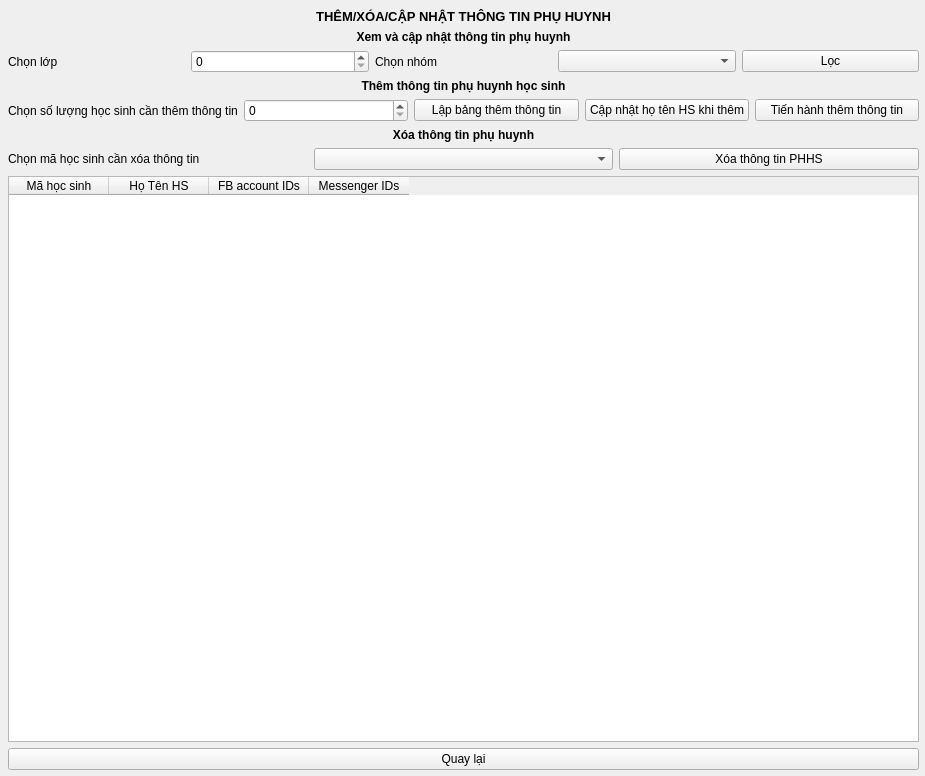
longpham6595/kvmanagement, file TranslateUiPyPackage/ui_ip/M71_txcninfophuhuynh.ui: the form before one commit.
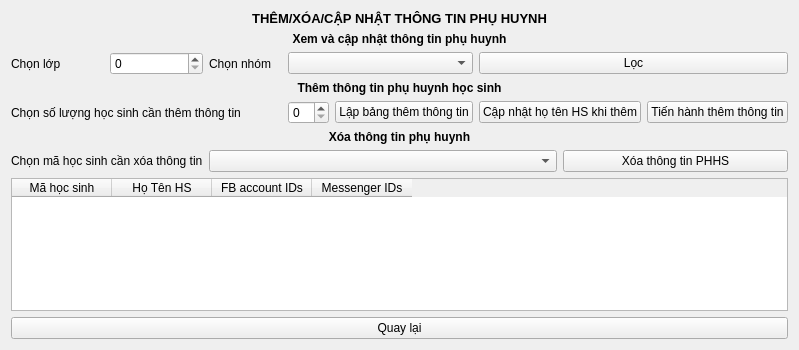
The form after the commit.

```diff
--- a/TranslateUiPyPackage/ui_ip/M71_txcninfophuhuynh.ui
+++ b/TranslateUiPyPackage/ui_ip/M71_txcninfophuhuynh.ui
@@ -6,183 +6,152 @@
    <rect>
     <x>0</x>
     <y>0</y>
-    <width>925</width>
-    <height>776</height>
+    <width>718</width>
+    <height>350</height>
    </rect>
   </property>
+  <property name="minimumSize">
+   <size>
+    <width>0</width>
+    <height>350</height>
+   </size>
+  </property>
   <property name="windowTitle">
    <string>Thêm/Xóa/Cập nhật thông tin online của phụ huynh</string>
   </property>
-  <widget class="QWidget" name="layoutWidget">
-   <property name="geometry">
-    <rect>
-     <x>8</x>
-     <y>9</y>
-     <width>911</width>
-     <height>761</height>
-    </rect>
-   </property>
-   <layout class="QVBoxLayout" name="verticalLayout_5">
-    <item>
-     <widget class="QLabel" name="label">
-      <property name="text">
-       <string>&lt;html&gt;&lt;head/&gt;&lt;body&gt;&lt;p align=&quot;center&quot;&gt;&lt;span style=&quot; font-size:10pt; font-weight:600;&quot;&gt;THÊM/XÓA/CẬP NHẬT THÔNG TIN PHỤ HUYNH&lt;/span&gt;&lt;/p&gt;&lt;/body&gt;&lt;/html&gt;</string>
-      </property>
-     </widget>
-    </item>
-    <item>
-     <layout class="QVBoxLayout" name="verticalLayout_4">
-      <item>
-       <layout class="QVBoxLayout" name="verticalLayout">
-        <item>
-         <widget class="QLabel" name="label_4">
-          <property name="text">
-           <string>&lt;html&gt;&lt;head/&gt;&lt;body&gt;&lt;p align=&quot;center&quot;&gt;&lt;span style=&quot; font-weight:600;&quot;&gt;Xem và cập nhật thông tin phụ huynh&lt;/span&gt;&lt;/p&gt;&lt;/body&gt;&lt;/html&gt;</string>
-          </property>
-         </widget>
-        </item>
-        <item>
-         <layout class="QHBoxLayout" name="horizontalLayout">
-          <item>
+  <layout class="QGridLayout" name="gridLayout">
+   <item row="2" column="0">
            <widget class="QLabel" name="label_3">
             <property name="text">
              <string>Chọn lớp</string>
             </property>
            </widget>
           </item>
-          <item>
+   <item row="2" column="1">
            <widget class="QSpinBox" name="lop">
             <property name="maximum">
              <number>12</number>
             </property>
            </widget>
           </item>
-          <item>
+   <item row="2" column="2">
            <widget class="QLabel" name="label_2">
             <property name="text">
              <string>Chọn nhóm</string>
             </property>
            </widget>
           </item>
-          <item>
+   <item row="2" column="3" colspan="3">
            <widget class="QComboBox" name="nhom"/>
           </item>
-          <item>
-           <widget class="QPushButton" name="loc">
+   <item row="7" column="0" colspan="10">
+    <widget class="QTableWidget" name="viewinfo">
+     <column>
             <property name="text">
-             <string>Lọc</string>
-            </property>
-           </widget>
-          </item>
-         </layout>
-        </item>
-       </layout>
-      </item>
-      <item>
-       <layout class="QVBoxLayout" name="verticalLayout_2">
-        <item>
-         <widget class="QLabel" name="label_5">
+       <string>Mã học sinh</string>
+      </property>
+     </column>
+     <column>
           <property name="text">
-           <string>&lt;html&gt;&lt;head/&gt;&lt;body&gt;&lt;p align=&quot;center&quot;&gt;&lt;span style=&quot; font-weight:600;&quot;&gt;Thêm thông tin phụ huynh học sinh&lt;/span&gt;&lt;/p&gt;&lt;/body&gt;&lt;/html&gt;</string>
-          </property>
-         </widget>
-        </item>
-        <item>
-         <layout class="QHBoxLayout" name="horizontalLayout_2">
-          <item>
+       <string>Họ Tên HS</string>
+      </property>
+     </column>
+     <column>
+      <property name="text">
+       <string>FB account IDs</string>
+      </property>
+     </column>
+     <column>
+      <property name="text">
+       <string>Messenger IDs</string>
+      </property>
+     </column>
+    </widget>
+   </item>
+   <item row="4" column="0" colspan="3">
            <widget class="QLabel" name="label_6">
             <property name="text">
              <string>Chọn số lượng học sinh cần thêm thông tin</string>
             </property>
            </widget>
           </item>
-          <item>
+   <item row="4" column="3">
            <widget class="QSpinBox" name="numinfoadd"/>
           </item>
-          <item>
+   <item row="4" column="4" colspan="2">
            <widget class="QPushButton" name="lapbangthem">
             <property name="text">
              <string>Lập bảng thêm thông tin</string>
             </property>
            </widget>
           </item>
-          <item>
+   <item row="4" column="6" colspan="2">
            <widget class="QPushButton" name="capnhat">
             <property name="text">
              <string>Cập nhật họ tên HS khi thêm</string>
             </property>
            </widget>
           </item>
-          <item>
+   <item row="4" column="8" colspan="2">
            <widget class="QPushButton" name="but_theminfo">
             <property name="text">
              <string>Tiến hành thêm thông tin</string>
             </property>
            </widget>
           </item>
-         </layout>
-        </item>
-       </layout>
-      </item>
-      <item>
-       <layout class="QVBoxLayout" name="verticalLayout_3">
-        <item>
-         <widget class="QLabel" name="label_7">
+   <item row="6" column="7" colspan="3">
+    <widget class="QPushButton" name="delinfo">
           <property name="text">
-           <string>&lt;html&gt;&lt;head/&gt;&lt;body&gt;&lt;p align=&quot;center&quot;&gt;&lt;span style=&quot; font-weight:600;&quot;&gt;Xóa thông tin phụ huynh&lt;/span&gt;&lt;/p&gt;&lt;/body&gt;&lt;/html&gt;</string>
+      <string>Xóa thông tin PHHS</string>
           </property>
          </widget>
         </item>
-        <item>
-         <layout class="QHBoxLayout" name="horizontalLayout_3">
-          <item>
+   <item row="6" column="0" colspan="2">
            <widget class="QLabel" name="label_8">
             <property name="text">
              <string>Chọn mã học sinh cần xóa thông tin</string>
             </property>
            </widget>
           </item>
-          <item>
+   <item row="6" column="2" colspan="5">
            <widget class="QComboBox" name="mahsdelinfoph"/>
           </item>
-          <item>
-           <widget class="QPushButton" name="delinfo">
+   <item row="2" column="6" colspan="4">
+    <widget class="QPushButton" name="loc">
             <property name="text">
-             <string>Xóa thông tin PHHS</string>
+      <string>Lọc</string>
             </property>
            </widget>
           </item>
-         </layout>
-        </item>
-       </layout>
-      </item>
-     </layout>
-    </item>
-    <item>
-     <widget class="QTableWidget" name="viewinfo">
-      <column>
+   <item row="0" column="0" colspan="10">
+    <widget class="QLabel" name="label">
        <property name="text">
-        <string>Mã học sinh</string>
-       </property>
-      </column>
-      <column>
+      <string>&lt;html&gt;&lt;head/&gt;&lt;body&gt;&lt;p align=&quot;center&quot;&gt;&lt;span style=&quot; font-size:10pt; font-weight:600;&quot;&gt;THÊM/XÓA/CẬP NHẬT THÔNG TIN PHỤ HUYNH&lt;/span&gt;&lt;/p&gt;&lt;/body&gt;&lt;/html&gt;</string>
+     </property>
+    </widget>
+   </item>
+   <item row="1" column="0" colspan="10">
+    <widget class="QLabel" name="label_4">
        <property name="text">
-        <string>Họ Tên HS</string>
-       </property>
-      </column>
-      <column>
+      <string>&lt;html&gt;&lt;head/&gt;&lt;body&gt;&lt;p align=&quot;center&quot;&gt;&lt;span style=&quot; font-weight:600;&quot;&gt;Xem và cập nhật thông tin phụ huynh&lt;/span&gt;&lt;/p&gt;&lt;/body&gt;&lt;/html&gt;</string>
+     </property>
+    </widget>
+   </item>
+   <item row="3" column="0" colspan="10">
+    <widget class="QLabel" name="label_5">
        <property name="text">
-        <string>FB account IDs</string>
-       </property>
-      </column>
-      <column>
+      <string>&lt;html&gt;&lt;head/&gt;&lt;body&gt;&lt;p align=&quot;center&quot;&gt;&lt;span style=&quot; font-weight:600;&quot;&gt;Thêm thông tin phụ huynh học sinh&lt;/span&gt;&lt;/p&gt;&lt;/body&gt;&lt;/html&gt;</string>
+     </property>
+    </widget>
+   </item>
+   <item row="5" column="0" colspan="10">
+    <widget class="QLabel" name="label_7">
        <property name="text">
-        <string>Messenger IDs</string>
-       </property>
-      </column>
-     </widget>
-    </item>
-    <item>
+      <string>&lt;html&gt;&lt;head/&gt;&lt;body&gt;&lt;p align=&quot;center&quot;&gt;&lt;span style=&quot; font-weight:600;&quot;&gt;Xóa thông tin phụ huynh&lt;/span&gt;&lt;/p&gt;&lt;/body&gt;&lt;/html&gt;</string>
+     </property>
+    </widget>
+   </item>
+   <item row="8" column="0" colspan="10">
      <widget class="QPushButton" name="quaylai">
       <property name="text">
        <string>Quay lại</string>
@@ -190,7 +159,6 @@
      </widget>
     </item>
    </layout>
-  </widget>
  </widget>
  <resources/>
  <connections/>
```
Lines whose indentation alone changed are shown as unchanged.
